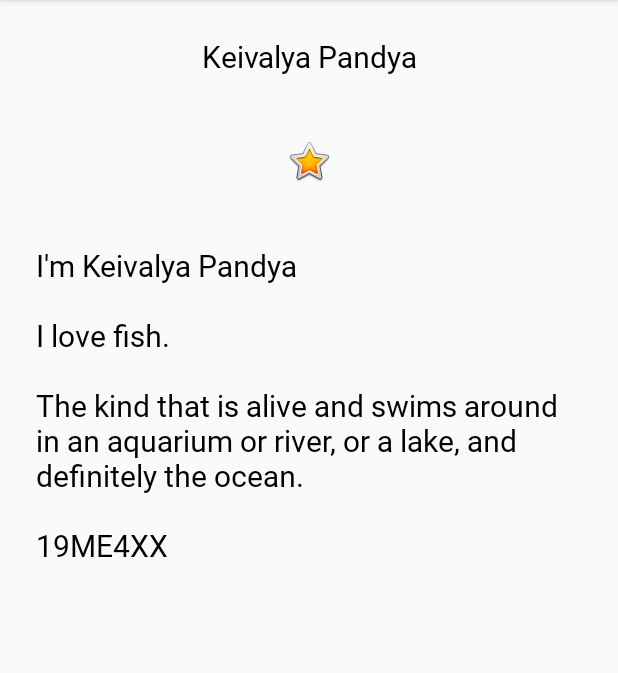
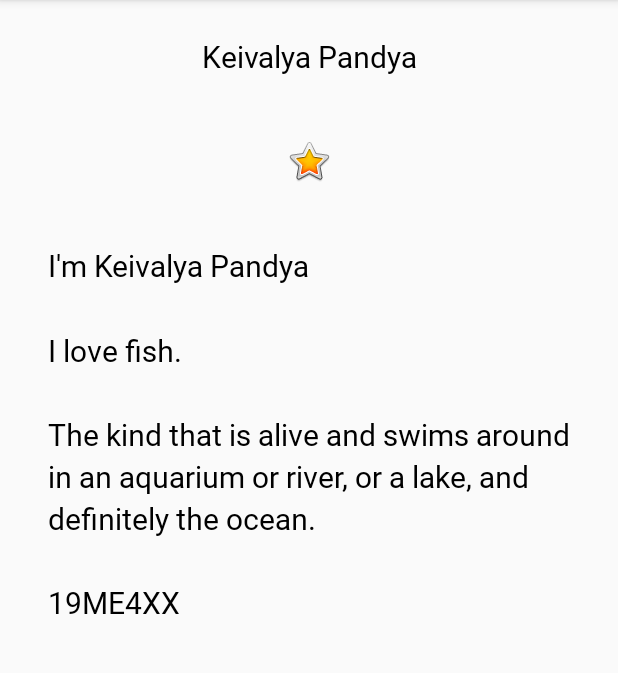
Before and after one commit to keivalya/AboutMe, an Android app: the screen it shows after launch (MainActivity), on a phone screen of 412 x 824 dp, the part 84-757 px from its top. Run offline under Robolectric (Android 15) with nearby library versions, the phone set to English and light mode, and no system bars.

Commit message:
added dimens resources

```diff
--- a/app/src/main/res/layout/activity_main.xml
+++ b/app/src/main/res/layout/activity_main.xml
@@ -35,6 +35,9 @@
             style="@style/NameStyle"
             android:layout_width="match_parent"
             android:layout_height="wrap_content"
+            android:lineSpacingMultiplier="1.2"
+            android:paddingStart="@dimen/layout_padding"
+            android:paddingEnd="@dimen/layout_padding"
             android:text="@string/bio" />
     </ScrollView>
 </LinearLayout>
--- a/app/src/main/res/values/dimens.xml
+++ b/app/src/main/res/values/dimens.xml
@@ -3,4 +3,5 @@
     <dimen name="text_size">20sp</dimen>
     <dimen name="small_padding">8dp</dimen>
     <dimen name="layout_margin">16dp</dimen>
+    <dimen name="layout_padding">16dp</dimen>
 </resources>
```
